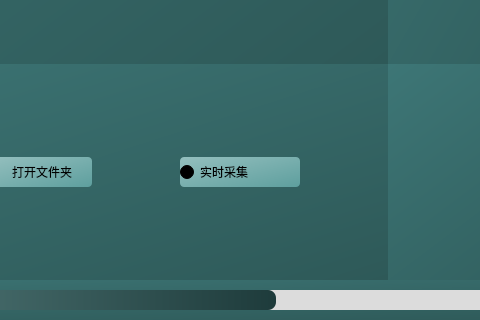
Qt form base.ui (lifeandleaf/OCRSystem) before a commit; both pictures show x 524 to 1004 and y 480 to 800 of the 1200 by 800 pixel window.
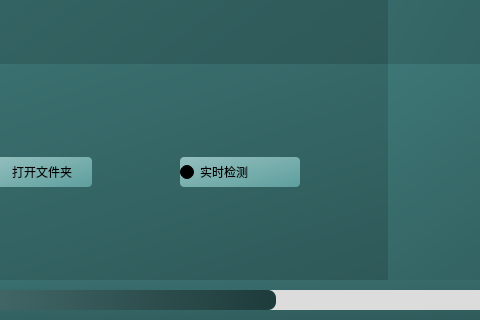
The same form after that commit. The open tabs and pages were chosen to show the change. Icons and pictures are not drawn.

Patch:
```diff
--- a/base.ui
+++ b/base.ui
@@ -1700,7 +1700,7 @@
                       <enum>Qt::LeftToRight</enum>
                      </property>
                      <property name="text">
-                      <string>实时采集</string>
+                      <string>实时检测</string>
                      </property>
                     </widget>
                    </item>
```
Left out of the diff: 2 changed lines with no effect on the pictures.
